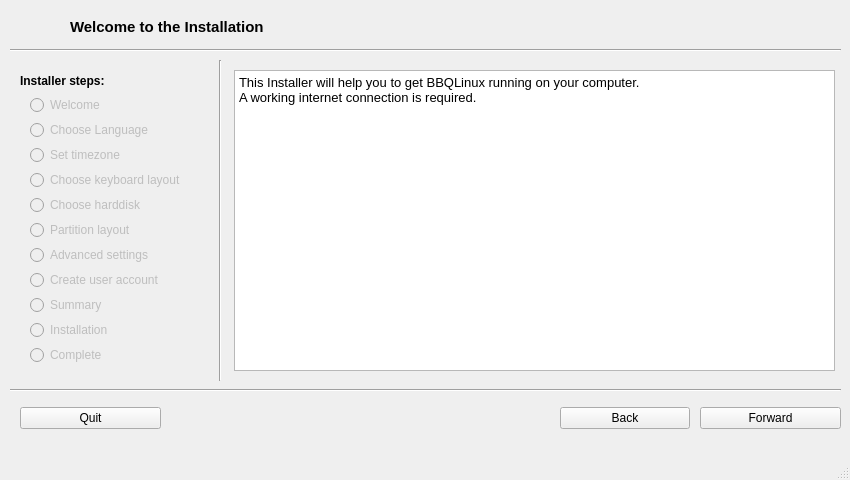
First picture: the form in src/usr/share/bbqlinux-installer/qt_interface.ui, repository bbqlinux/bbqlinux-installer, before the edit.
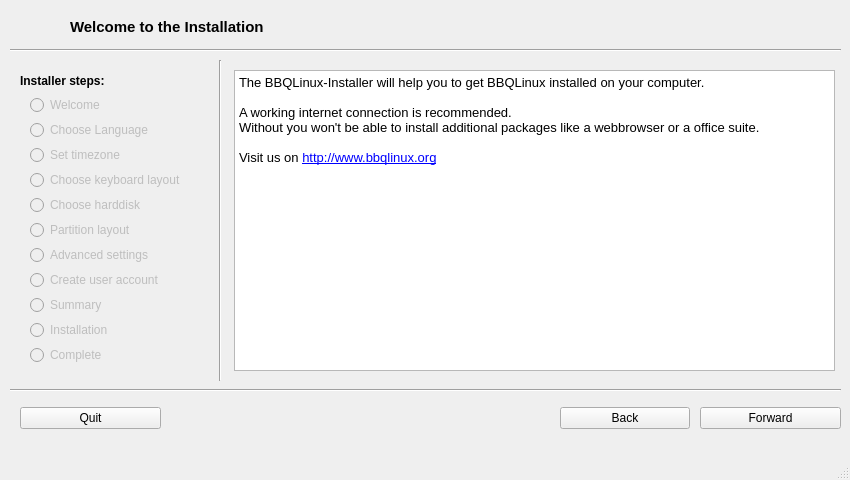
Second picture: the form after the edit. Icons and pictures are not drawn.

Commit message: add some notes to welcome screen

Diff of the .ui file:
```diff
--- a/src/usr/share/bbqlinux-installer/qt_interface.ui
+++ b/src/usr/share/bbqlinux-installer/qt_interface.ui
@@ -70,8 +70,12 @@
 &lt;html&gt;&lt;head&gt;&lt;meta name=&quot;qrichtext&quot; content=&quot;1&quot; /&gt;&lt;style type=&quot;text/css&quot;&gt;
 p, li { white-space: pre-wrap; }
 &lt;/style&gt;&lt;/head&gt;&lt;body style=&quot; font-family:'Sans'; font-size:10pt; font-weight:400; font-style:normal;&quot;&gt;
-&lt;p style=&quot; margin-top:0px; margin-bottom:0px; margin-left:0px; margin-right:0px; -qt-block-indent:0; text-indent:0px;&quot;&gt;&lt;span style=&quot; font-family:'Droid Sans';&quot;&gt;This Installer will help you to get BBQLinux running on your computer.&lt;/span&gt;&lt;/p&gt;
-&lt;p style=&quot; margin-top:0px; margin-bottom:0px; margin-left:0px; margin-right:0px; -qt-block-indent:0; text-indent:0px;&quot;&gt;&lt;span style=&quot; font-family:'Droid Sans';&quot;&gt;A working internet connection is required.&lt;/span&gt;&lt;/p&gt;&lt;/body&gt;&lt;/html&gt;</string>
+&lt;p style=&quot; margin-top:0px; margin-bottom:0px; margin-left:0px; margin-right:0px; -qt-block-indent:0; text-indent:0px;&quot;&gt;&lt;span style=&quot; font-family:'Droid Sans';&quot;&gt;The BBQLinux-Installer will help you to get BBQLinux installed on your computer.&lt;/span&gt;&lt;/p&gt;
+&lt;p style=&quot;-qt-paragraph-type:empty; margin-top:0px; margin-bottom:0px; margin-left:0px; margin-right:0px; -qt-block-indent:0; text-indent:0px; font-family:'Droid Sans';&quot;&gt;&lt;br /&gt;&lt;/p&gt;
+&lt;p style=&quot; margin-top:0px; margin-bottom:0px; margin-left:0px; margin-right:0px; -qt-block-indent:0; text-indent:0px;&quot;&gt;&lt;span style=&quot; font-family:'Droid Sans';&quot;&gt;A working internet connection is recommended.&lt;/span&gt;&lt;/p&gt;
+&lt;p style=&quot; margin-top:0px; margin-bottom:0px; margin-left:0px; margin-right:0px; -qt-block-indent:0; text-indent:0px;&quot;&gt;&lt;span style=&quot; font-family:'Droid Sans';&quot;&gt;Without you won't be able to install additional packages like a webbrowser or a office suite.&lt;/span&gt;&lt;/p&gt;
+&lt;p style=&quot;-qt-paragraph-type:empty; margin-top:0px; margin-bottom:0px; margin-left:0px; margin-right:0px; -qt-block-indent:0; text-indent:0px; font-family:'Droid Sans';&quot;&gt;&lt;br /&gt;&lt;/p&gt;
+&lt;p style=&quot; margin-top:0px; margin-bottom:0px; margin-left:0px; margin-right:0px; -qt-block-indent:0; text-indent:0px;&quot;&gt;&lt;span style=&quot; font-family:'Droid Sans';&quot;&gt;Visit us on &lt;/span&gt;&lt;a href=&quot;http://www.bbqlinux.org&quot;&gt;&lt;span style=&quot; text-decoration: underline; color:#0000ff;&quot;&gt;http://www.bbqlinux.org&lt;/span&gt;&lt;/a&gt;&lt;/p&gt;&lt;/body&gt;&lt;/html&gt;</string>
          </property>
         </widget>
        </widget>
```
